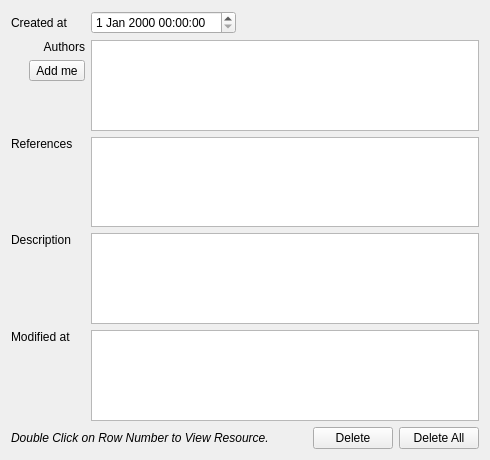
Old version of the form copasi/MIRIAMUI/CQMiriamWidget.ui in the repository copasi/COPASI.
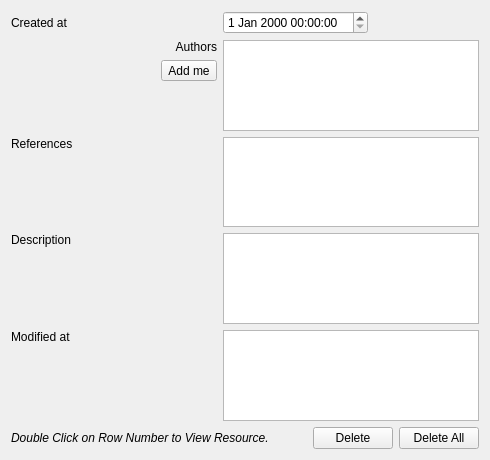
New version of the form. Custom widgets are drawn as their Qt base class.

Commit message: Bug 2969: Attempt to fix layout issue on MacOS X.

Patch:
```diff
--- a/copasi/MIRIAMUI/CQMiriamWidget.ui
+++ b/copasi/MIRIAMUI/CQMiriamWidget.ui
@@ -31,10 +31,16 @@
     <height>460</height>
    </rect>
   </property>
+  <property name="sizePolicy">
+   <sizepolicy hsizetype="Preferred" vsizetype="Preferred">
+    <horstretch>0</horstretch>
+    <verstretch>0</verstretch>
+   </sizepolicy>
+  </property>
   <property name="caption" stdset="0">
    <string>MIRIAM Annotation</string>
   </property>
-  <layout class="QFormLayout" name="formLayout">
+  <layout class="QGridLayout" name="gridLayout">
    <item row="0" column="0">
     <widget class="QLabel" name="mpLblCreated">
      <property name="text">
```
The commit also changes 3 other files.
